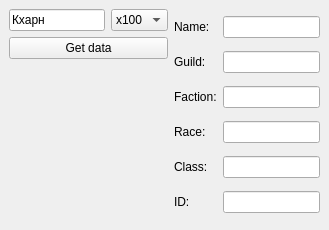
First picture: the form in DBCI/mainwindow.ui, repository The-Zealot/DBCI, before the edit.
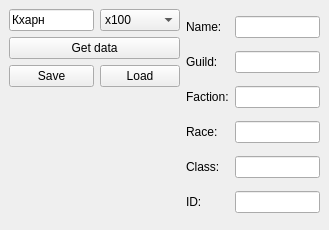
Second picture: the form after the edit. Icons and pictures are not drawn.

```diff
--- a/DBCI/mainwindow.ui
+++ b/DBCI/mainwindow.ui
@@ -56,6 +56,20 @@
         </property>
        </widget>
       </item>
+      <item row="2" column="0">
+       <widget class="QPushButton" name="buttonSave">
+        <property name="text">
+         <string>Save</string>
+        </property>
+       </widget>
+      </item>
+      <item row="2" column="1">
+       <widget class="QPushButton" name="buttonLoad">
+        <property name="text">
+         <string>Load</string>
+        </property>
+       </widget>
+      </item>
      </layout>
     </item>
     <item row="0" column="1" rowspan="2">
```
